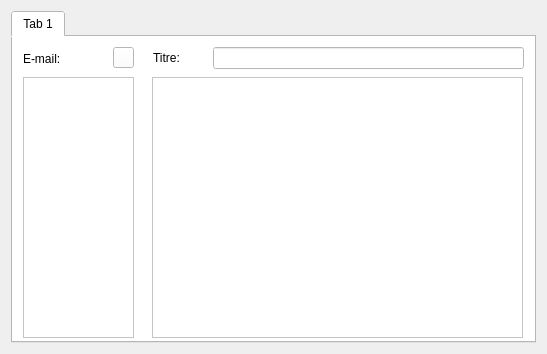
Qt form tab_widget.ui (kouassiAgbetoglo/gmail_mail_reader) before a commit.
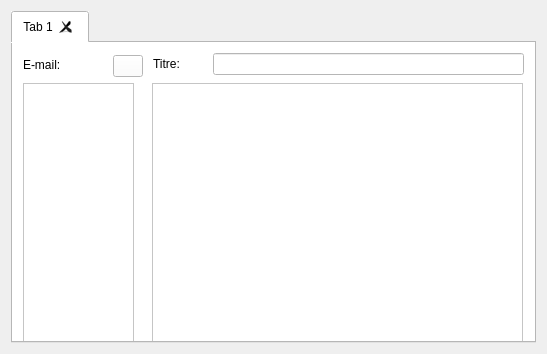
The same form after that commit. Icons and pictures are not drawn.

```diff
--- a/tab_widget.ui
+++ b/tab_widget.ui
@@ -29,6 +29,9 @@
      <property name="currentIndex">
       <number>0</number>
      </property>
+     <property name="tabsClosable">
+      <bool>true</bool>
+     </property>
      <widget class="QWidget" name="mail_reader_tab_widget">
       <property name="enabled">
        <bool>true</bool>
@@ -144,8 +147,8 @@
         <rect>
          <x>100</x>
          <y>10</y>
-         <width>21</width>
-         <height>21</height>
+         <width>30</width>
+         <height>26</height>
         </rect>
        </property>
        <layout class="QGridLayout" name="refresh_button_layout">
```
